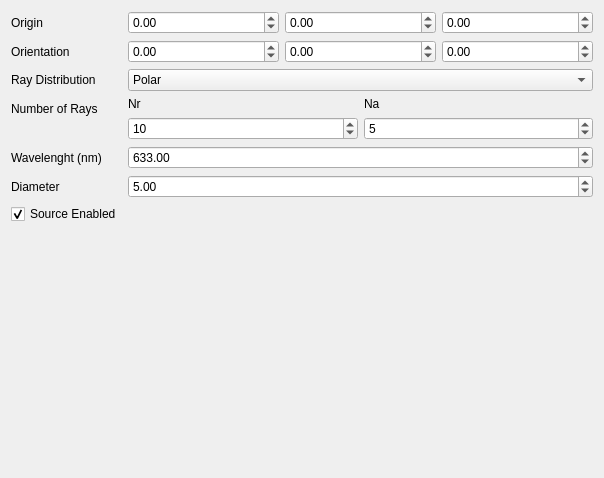
Above: freecad/pyoptools/GUI/RaysParallel.ui from cihologramas/freecad-pyoptools before the change. Below: the same form after it.
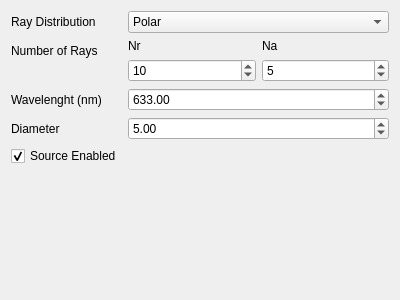
That is the form after the change.

What changed in the file:
```diff
--- a/freecad/pyoptools/GUI/RaysParallel.ui
+++ b/freecad/pyoptools/GUI/RaysParallel.ui
@@ -1,115 +1,27 @@
 <?xml version="1.0" encoding="UTF-8"?>
 <ui version="4.0">
- <class>Dialog</class>
- <widget class="QDialog" name="Dialog">
+ <class>Form</class>
+ <widget class="QWidget" name="Form">
   <property name="geometry">
    <rect>
     <x>0</x>
     <y>0</y>
-    <width>604</width>
-    <height>478</height>
+    <width>400</width>
+    <height>300</height>
    </rect>
   </property>
   <property name="windowTitle">
    <string>Source</string>
   </property>
   <layout class="QFormLayout" name="formLayout">
-   <property name="fieldGrowthPolicy">
-    <enum>QFormLayout::AllNonFixedFieldsGrow</enum>
-   </property>
    <item row="0" column="0">
-    <widget class="QLabel" name="label">
-     <property name="text">
-      <string>Origin</string>
-     </property>
-    </widget>
-   </item>
-   <item row="0" column="1">
-    <layout class="QHBoxLayout" name="horizontalLayout">
-     <item>
-      <widget class="QDoubleSpinBox" name="Ox">
-       <property name="minimum">
-        <double>-100000.000000000000000</double>
-       </property>
-       <property name="maximum">
-        <double>100000.000000000000000</double>
-       </property>
-      </widget>
-     </item>
-     <item>
-      <widget class="QDoubleSpinBox" name="Oy">
-       <property name="minimum">
-        <double>-100000.000000000000000</double>
-       </property>
-       <property name="maximum">
-        <double>100000.000000000000000</double>
-       </property>
-      </widget>
-     </item>
-     <item>
-      <widget class="QDoubleSpinBox" name="Oz">
-       <property name="minimum">
-        <double>-100000.000000000000000</double>
-       </property>
-       <property name="maximum">
-        <double>100000.000000000000000</double>
-       </property>
-      </widget>
-     </item>
-    </layout>
-   </item>
-   <item row="1" column="0">
-    <widget class="QLabel" name="label_2">
-     <property name="text">
-      <string>Orientation</string>
-     </property>
-    </widget>
-   </item>
-   <item row="1" column="1">
-    <layout class="QHBoxLayout" name="horizontalLayout_2">
-     <item>
-      <widget class="QDoubleSpinBox" name="Xrot">
-       <property name="minimum">
-        <double>-100000.000000000000000</double>
-       </property>
-       <property name="maximum">
-        <double>100000.000000000000000</double>
-       </property>
-      </widget>
-     </item>
-     <item>
-      <widget class="QDoubleSpinBox" name="Yrot">
-       <property name="minimum">
-        <double>-100000.000000000000000</double>
-       </property>
-       <property name="maximum">
-        <double>100000.000000000000000</double>
-       </property>
-      </widget>
-     </item>
-     <item>
-      <widget class="QDoubleSpinBox" name="Zrot">
-       <property name="minimum">
-        <double>-360.000000000000000</double>
-       </property>
-       <property name="maximum">
-        <double>360.000000000000000</double>
-       </property>
-       <property name="value">
-        <double>0.000000000000000</double>
-       </property>
-      </widget>
-     </item>
-    </layout>
-   </item>
-   <item row="3" column="0">
     <widget class="QLabel" name="label_4">
      <property name="text">
       <string>Ray Distribution</string>
      </property>
     </widget>
    </item>
-   <item row="3" column="1">
+   <item row="0" column="1">
     <widget class="QComboBox" name="RayDistribution">
      <item>
       <property name="text">
@@ -123,14 +35,38 @@
      </item>
     </widget>
    </item>
-   <item row="4" column="0">
+   <item row="1" column="0">
     <widget class="QLabel" name="label_5">
      <property name="text">
       <string>Number of Rays</string>
      </property>
     </widget>
    </item>
-   <item row="4" column="1">
+   <item row="2" column="0">
+    <widget class="QLabel" name="label_3">
+     <property name="text">
+      <string>Wavelenght (nm)</string>
+     </property>
+    </widget>
+   </item>
+   <item row="3" column="0">
+    <widget class="QLabel" name="label_6">
+     <property name="text">
+      <string>Diameter</string>
+     </property>
+    </widget>
+   </item>
+   <item row="4" column="0">
+    <widget class="QCheckBox" name="Enabled">
+     <property name="text">
+      <string>Source Enabled</string>
+     </property>
+     <property name="checked">
+      <bool>true</bool>
+     </property>
+    </widget>
+   </item>
+   <item row="1" column="1">
     <layout class="QHBoxLayout" name="horizontalLayout_5">
      <item>
       <layout class="QVBoxLayout" name="verticalLayout">
@@ -170,14 +106,7 @@
      </item>
     </layout>
    </item>
-   <item row="5" column="0">
-    <widget class="QLabel" name="label_3">
-     <property name="text">
-      <string>Wavelenght (nm)</string>
-     </property>
-    </widget>
-   </item>
-   <item row="5" column="1">
+   <item row="2" column="1">
     <widget class="QDoubleSpinBox" name="wavelenght">
      <property name="maximum">
       <double>1000000.000000000000000</double>
@@ -187,14 +116,7 @@
      </property>
     </widget>
    </item>
-   <item row="6" column="0">
-    <widget class="QLabel" name="label_6">
-     <property name="text">
-      <string>Diameter</string>
-     </property>
-    </widget>
-   </item>
-   <item row="6" column="1">
+   <item row="3" column="1">
     <widget class="QDoubleSpinBox" name="D">
      <property name="maximum">
       <double>180.000000000000000</double>
@@ -204,16 +126,6 @@
      </property>
     </widget>
    </item>
-   <item row="7" column="0">
-    <widget class="QCheckBox" name="Enabled">
-     <property name="text">
-      <string>Source Enabled</string>
-     </property>
-     <property name="checked">
-      <bool>true</bool>
-     </property>
-    </widget>
-   </item>
   </layout>
  </widget>
  <resources/>
```
Left out of the diff: 2 changed lines with no effect on the pictures.
